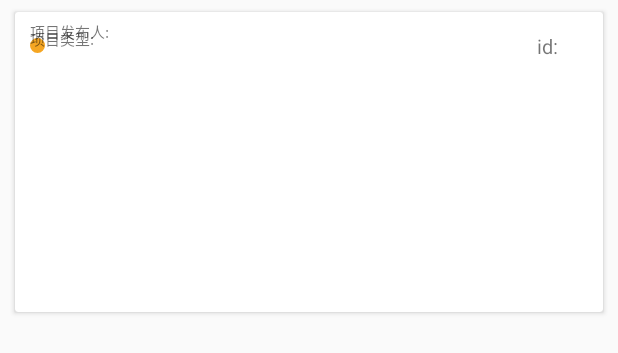
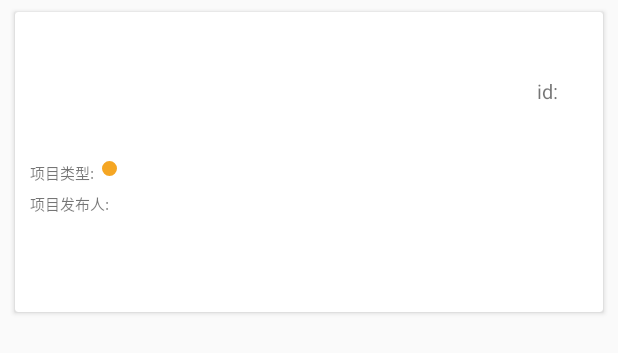
Before and after one commit to njushishuo/BPM, an Android app: the layout list_item_recruit.xml on its own in the app's theme, with its tools: preview values and no code run, on a phone screen of 412 x 824 dp. Shown: the top 353 px of the screen. Run offline under Robolectric (Android 15) with nearby library versions, the phone set to English and light mode, and no system bars.

Commit message:
list_item_recruit布局整理

```diff
--- a/MaterialViewPager-master/sample/src/main/java/com/github/florent37/materialviewpager/sample/fragment/RecruitViewAdapter.java
+++ b/MaterialViewPager-master/sample/src/main/java/com/github/florent37/materialviewpager/sample/fragment/RecruitViewAdapter.java
@@ -76,6 +76,12 @@ public class RecruitViewAdapter extends RecyclerView.Adapter<RecyclerView.ViewHo
     }
 
     public int getCircleRes(Recruit recruit) {
-        return R.drawable.recruit_type2;
+        if (recruit.getType().equals("WEB")){
+            return R.drawable.recruit_type1;
+        }else if (recruit.getType().equals("APP")){
+            return R.drawable.recruit_type2;
+        }else{
+            return R.drawable.recruit_type3;
+        }
     }
 }
--- a/MaterialViewPager-master/sample/src/main/res/layout/list_item_recruit.xml
+++ b/MaterialViewPager-master/sample/src/main/res/layout/list_item_recruit.xml
@@ -19,18 +19,13 @@
         app:contentPadding="0dp">
 
         <RelativeLayout
+            android:layout_width="match_parent"
+            android:layout_height="wrap_content">
+            <RelativeLayout
                 android:id="@+id/first_line"
                 android:layout_width="match_parent"
                 android:layout_height="50dp"
                 android:layout_margin="10dp">
-
-            <ImageView
-                android:id="@+id/image"
-                style="@style/tint_primary_icon"
-                android:layout_width="10dp"
-                android:layout_height="10dp"
-                android:layout_marginTop="7dp"
-                android:background="@drawable/recruit_type2" />
 
                 <TextView
                     android:id="@+id/xuqiu_id"
@@ -44,7 +39,8 @@
                     android:layout_height="wrap_content"
                     android:layout_alignParentRight="true"
                     android:layout_marginTop="3dp"
-                android:layout_marginRight="20dp">
+                    android:layout_marginRight="20dp"
+                    android:paddingTop="30dp">
 
                     <TextView
                         android:layout_width="wrap_content"
@@ -86,12 +82,20 @@
                     android:layout_height="wrap_content"
                     android:text="项目类型:"
                     android:textSize="10sp" />
+                <ImageView
+                    android:id="@+id/image"
+                    style="@style/tint_primary_icon"
+                    android:layout_width="10dp"
+                    android:layout_height="10dp"
+                    android:background="@drawable/recruit_type2"
+                    android:layout_marginLeft="5dp"/>
 
                 <TextView
                     android:id="@+id/project_type"
                     android:layout_width="wrap_content"
                     android:layout_height="wrap_content"
-                android:textSize="10sp" />
+                    android:textSize="10sp"
+                    android:layout_marginLeft="10dp"/>
             </LinearLayout>
 
             <LinearLayout
@@ -107,13 +111,21 @@
                     android:layout_height="wrap_content"
                     android:text="项目发布人:"
                     android:textSize="10sp" />
+                <!--<ImageView-->
+                    <!--android:id="@+id/image_for_publisher"-->
+                    <!--style="@style/tint_primary_icon"-->
+                    <!--android:layout_width="10dp"-->
+                    <!--android:layout_height="10dp"-->
+                    <!--android:background="@drawable/recruit_type2" />-->
 
                 <TextView
                     android:id="@+id/publisher"
                     android:layout_width="wrap_content"
                     android:layout_height="wrap_content"
-                android:textSize="10sp" />
+                    android:textSize="10sp"
+                    android:layout_marginLeft="15dp" />
             </LinearLayout>
+        </RelativeLayout>
     </android.support.v7.widget.CardView>
 
 </FrameLayout>
```
Lines whose indentation alone changed are shown as unchanged.
